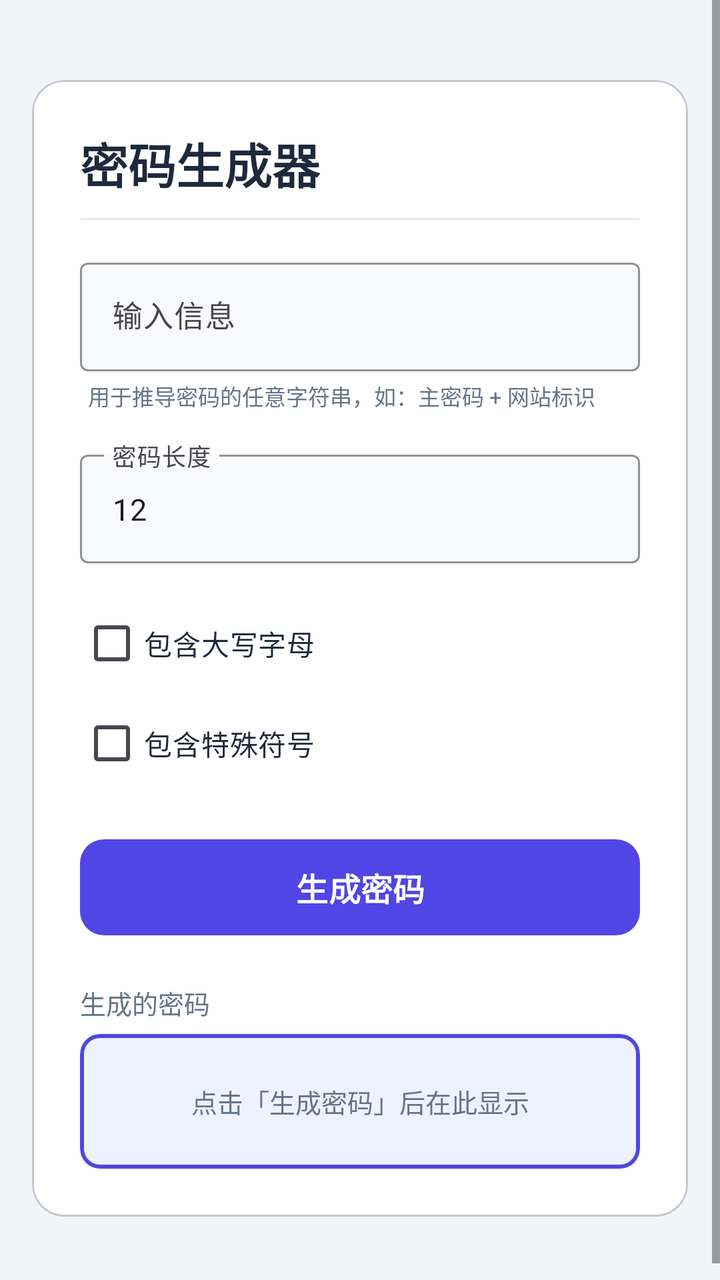
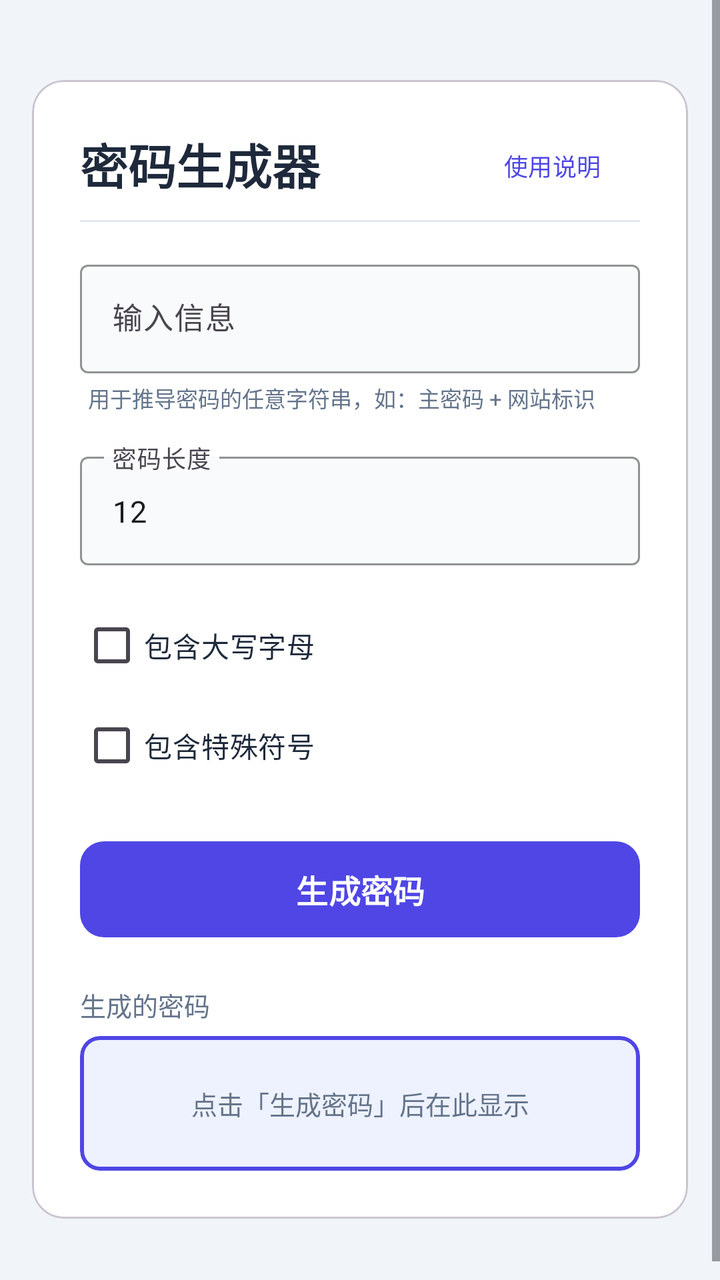

Two renders of the same Android screen: before a commit and after it. Below are the layout's source before the change and the commit's diff.
<!-- AndroidManifest.xml: application theme Theme.PwdGen -->
<!-- res/layout/activity_main.xml -->
<?xml version="1.0" encoding="utf-8"?>
<ScrollView xmlns:android="http://schemas.android.com/apk/res/android"
    xmlns:app="http://schemas.android.com/apk/res-auto"
    android:layout_width="match_parent"
    android:layout_height="match_parent"
    android:background="@color/bg"
    android:fillViewport="true">

    <LinearLayout
        android:layout_width="match_parent"
        android:layout_height="wrap_content"
        android:orientation="vertical"
        android:gravity="center_horizontal"
        android:padding="16dp">

        
        <com.google.android.material.card.MaterialCardView
            android:layout_width="match_parent"
            android:layout_height="wrap_content"
            android:layout_marginTop="24dp"
            android:layout_marginBottom="24dp"
            app:cardCornerRadius="16dp"
            app:cardElevation="2dp"
            app:cardBackgroundColor="@color/surface"
            app:contentPadding="24dp">

            <LinearLayout
                android:layout_width="match_parent"
                android:layout_height="wrap_content"
                android:orientation="vertical">

                
                <TextView
                    android:layout_width="wrap_content"
                    android:layout_height="wrap_content"
                    android:text="密码生成器"
                    android:textColor="@color/text_primary"
                    android:textSize="24sp"
                    android:textStyle="bold"
                    android:layout_marginBottom="2dp" />

                <View
                    android:layout_width="match_parent"
                    android:layout_height="1dp"
                    android:background="@color/divider"
                    android:layout_marginTop="8dp"
                    android:layout_marginBottom="16dp" />

                
                <com.google.android.material.textfield.TextInputLayout
                    android:layout_width="match_parent"
                    android:layout_height="wrap_content"
                    android:hint="输入信息"
                    app:hintTextColor="@color/primary"
                    app:boxStrokeColor="@color/primary"
                    app:boxBackgroundColor="@color/input_bg"
                    style="@style/Widget.Material3.TextInputLayout.OutlinedBox"
                    android:layout_marginBottom="4dp">

                    <com.google.android.material.textfield.TextInputEditText
                        android:id="@+id/inputText"
                        android:layout_width="match_parent"
                        android:layout_height="wrap_content"
                        android:singleLine="true"
                        android:textSize="15sp" />
                </com.google.android.material.textfield.TextInputLayout>

                <TextView
                    android:layout_width="wrap_content"
                    android:layout_height="wrap_content"
                    android:text="用于推导密码的任意字符串，如：主密码 + 网站标识"
                    android:textSize="11sp"
                    android:textColor="@color/text_subtle"
                    android:layout_marginStart="4dp"
                    android:layout_marginBottom="16dp" />

                
                <com.google.android.material.textfield.TextInputLayout
                    android:layout_width="match_parent"
                    android:layout_height="wrap_content"
                    android:hint="密码长度"
                    app:hintTextColor="@color/primary"
                    app:boxStrokeColor="@color/primary"
                    app:boxBackgroundColor="@color/input_bg"
                    style="@style/Widget.Material3.TextInputLayout.OutlinedBox"
                    android:layout_marginBottom="16dp">

                    <com.google.android.material.textfield.TextInputEditText
                        android:id="@+id/lengthText"
                        android:layout_width="match_parent"
                        android:layout_height="wrap_content"
                        android:singleLine="true"
                        android:inputType="number"
                        android:text="12"
                        android:textSize="15sp" />
                </com.google.android.material.textfield.TextInputLayout>

                
                <com.google.android.material.checkbox.MaterialCheckBox
                    android:id="@+id/chkUpper"
                    android:layout_width="wrap_content"
                    android:layout_height="wrap_content"
                    android:text="包含大写字母"
                    android:textSize="14sp"
                    android:textColor="@color/text_primary"
                    android:paddingVertical="4dp"
                    android:layout_marginBottom="2dp" />

                <com.google.android.material.checkbox.MaterialCheckBox
                    android:id="@+id/chkSymbol"
                    android:layout_width="wrap_content"
                    android:layout_height="wrap_content"
                    android:text="包含特殊符号"
                    android:textSize="14sp"
                    android:textColor="@color/text_primary"
                    android:paddingVertical="4dp"
                    android:layout_marginBottom="20dp" />

                
                <com.google.android.material.button.MaterialButton
                    android:id="@+id/btnGenerate"
                    android:layout_width="match_parent"
                    android:layout_height="56dp"
                    android:text="生成密码"
                    android:textSize="16sp"
                    android:textStyle="bold"
                    app:cornerRadius="12dp"
                    app:backgroundTint="@color/primary"
                    android:textColor="@color/surface"
                    android:layout_marginBottom="20dp" />

                
                <TextView
                    android:layout_width="wrap_content"
                    android:layout_height="wrap_content"
                    android:text="生成的密码"
                    android:textSize="13sp"
                    android:textColor="@color/text_subtle"
                    android:layout_marginBottom="6dp" />

                
                <com.google.android.material.card.MaterialCardView
                    android:layout_width="match_parent"
                    android:layout_height="wrap_content"
                    app:cardCornerRadius="10dp"
                    app:cardElevation="0dp"
                    app:strokeColor="@color/primary"
                    app:strokeWidth="2dp"
                    app:cardBackgroundColor="@color/output_bg"
                    app:contentPadding="16dp">

                    <LinearLayout
                        android:layout_width="match_parent"
                        android:layout_height="wrap_content"
                        android:orientation="vertical"
                        android:gravity="center">

                        <TextView
                            android:id="@+id/outputText"
                            android:layout_width="match_parent"
                            android:layout_height="wrap_content"
                            android:text="点击「生成密码」后在此显示"
                            android:textSize="13sp"
                            android:textColor="@color/text_subtle"
                            android:gravity="center"
                            android:fontFamily="monospace"
                            android:minHeight="32dp"
                            android:paddingVertical="8dp" />

                        <com.google.android.material.button.MaterialButton
                            android:id="@+id/btnCopy"
                            android:layout_width="wrap_content"
                            android:layout_height="40dp"
                            android:text="复制到剪贴板"
                            android:textSize="13sp"
                            app:cornerRadius="8dp"
                            app:backgroundTint="@color/primary"
                            android:textColor="@color/surface"
                            android:visibility="gone"
                            android:layout_marginTop="4dp" />
                    </LinearLayout>
                </com.google.android.material.card.MaterialCardView>

            </LinearLayout>
        </com.google.android.material.card.MaterialCardView>

    </LinearLayout>
</ScrollView>
<!-- resources referenced by this layout -->
<resources>
  <color name="bg">#FFF1F5F9</color>
  <color name="divider">#FFE2E8F0</color>
  <color name="input_bg">#FFF8FAFC</color>
  <color name="output_bg">#FFEEF2FF</color>
  <color name="primary">#FF4F46E5</color>
  <color name="surface">#FFFFFFFF</color>
  <color name="text_primary">#FF1E293B</color>
  <color name="text_subtle">#FF64748B</color>
  <style name="Theme.PwdGen" parent="Theme.Material3.Light.NoActionBar">
          <item name="colorPrimary">@color/primary</item>
          <item name="colorOnPrimary">@color/surface</item>
          <item name="android:statusBarColor">@color/bg</item>
          <item name="android:navigationBarColor">@color/surface</item>
          <item name="android:windowLightStatusBar">true</item>
      </style>
</resources>

<!-- the commit's change to res/layout/activity_main.xml (unified diff, before → after) -->
@@ -30,14 +30,32 @@
                 android:orientation="vertical">
 
                 
-                <TextView
-                    android:layout_width="wrap_content"
-                    android:layout_height="wrap_content"
-                    android:text="密码生成器"
-                    android:textColor="@color/text_primary"
-                    android:textSize="24sp"
-                    android:textStyle="bold"
-                    android:layout_marginBottom="2dp" />
+                <LinearLayout
+                    android:layout_width="match_parent"
+                    android:layout_height="wrap_content"
+                    android:orientation="horizontal"
+                    android:gravity="center_vertical"
+                    android:layout_marginBottom="2dp">
+
+                    <TextView
+                        android:layout_width="0dp"
+                        android:layout_height="wrap_content"
+                        android:layout_weight="1"
+                        android:text="密码生成器"
+                        android:textColor="@color/text_primary"
+                        android:textSize="24sp"
+                        android:textStyle="bold" />
+
+                    <com.google.android.material.button.MaterialButton
+                        android:id="@+id/btnHelp"
+                        android:layout_width="wrap_content"
+                        android:layout_height="36dp"
+                        android:text="使用说明"
+                        android:textSize="12sp"
+                        style="@style/Widget.Material3.Button.TextButton"
+                        app:rippleColor="@color/primary"
+                        android:textColor="@color/primary" />
+                </LinearLayout>
 
                 <View
                     android:layout_width="match_parent"
